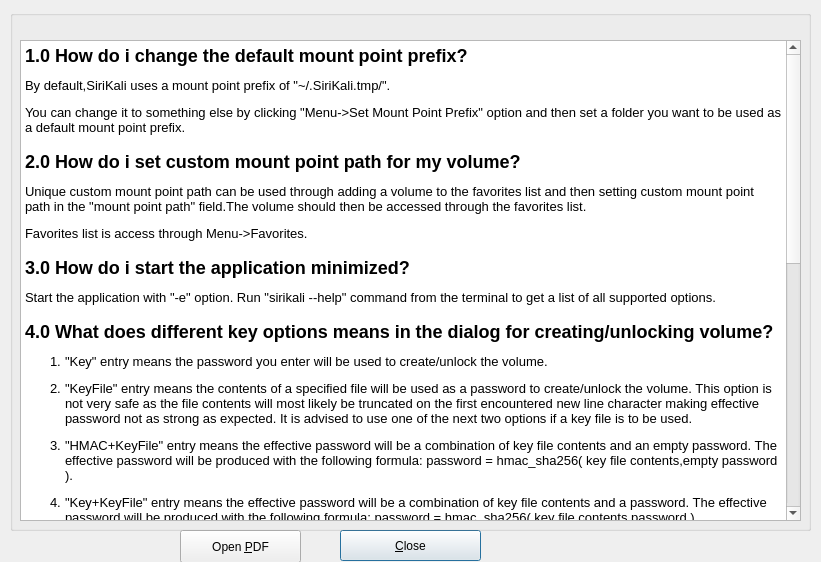
This is src/help.ui in mhogomchungu/sirikali as Qt 5 draws it before an edit. The edited form follows.
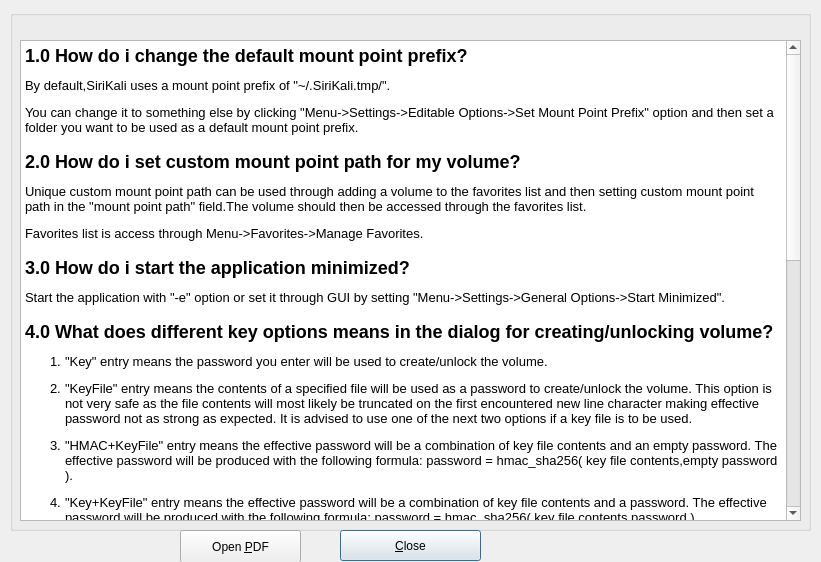
This is the edited form.

Commit message: Enable FAQ menu

```diff
--- a/src/help.ui
+++ b/src/help.ui
@@ -57,12 +57,12 @@
 &lt;/style&gt;&lt;/head&gt;&lt;body style=&quot; font-family:'Noto Sans'; font-size:10pt; font-weight:400; font-style:normal;&quot;&gt;
 &lt;p style=&quot; margin-top:16px; margin-bottom:12px; margin-left:0px; margin-right:0px; -qt-block-indent:0; text-indent:0px;&quot;&gt;&lt;span style=&quot; font-size:x-large; font-weight:600;&quot;&gt;1.0 How do i change the default mount point prefix?&lt;/span&gt;&lt;/p&gt;
 &lt;p style=&quot; margin-top:12px; margin-bottom:12px; margin-left:0px; margin-right:0px; -qt-block-indent:0; text-indent:0px;&quot;&gt;By default,SiriKali uses a mount point prefix of &amp;quot;~/.SiriKali.tmp/&amp;quot;.&lt;/p&gt;
-&lt;p style=&quot; margin-top:12px; margin-bottom:12px; margin-left:0px; margin-right:0px; -qt-block-indent:0; text-indent:0px;&quot;&gt;You can change it to something else by clicking &amp;quot;Menu-&amp;gt;Set Mount Point Prefix&amp;quot; option and then set a folder you want to be used as a default mount point prefix.&lt;/p&gt;
+&lt;p style=&quot; margin-top:12px; margin-bottom:12px; margin-left:0px; margin-right:0px; -qt-block-indent:0; text-indent:0px;&quot;&gt;You can change it to something else by clicking &amp;quot;Menu-&amp;gt;Settings-&amp;gt;Editable Options-&amp;gt;Set Mount Point Prefix&amp;quot; option and then set a folder you want to be used as a default mount point prefix.&lt;/p&gt;
 &lt;p style=&quot; margin-top:16px; margin-bottom:12px; margin-left:0px; margin-right:0px; -qt-block-indent:0; text-indent:0px;&quot;&gt;&lt;a name=&quot;user-content-20-how-do-i-set-custom-mount-point-path-for-my-volume&quot;&gt;&lt;/a&gt;&lt;span style=&quot; font-size:x-large; font-weight:600;&quot;&gt;2&lt;/span&gt;&lt;span style=&quot; font-size:x-large; font-weight:600;&quot;&gt;.0 How do i set custom mount point path for my volume?&lt;/span&gt;&lt;/p&gt;
 &lt;p style=&quot; margin-top:12px; margin-bottom:12px; margin-left:0px; margin-right:0px; -qt-block-indent:0; text-indent:0px;&quot;&gt;Unique custom mount point path can be used through adding a volume to the favorites list and then setting custom mount point path in the &amp;quot;mount point path&amp;quot; field.The volume should then be accessed through the favorites list.&lt;/p&gt;
-&lt;p style=&quot; margin-top:12px; margin-bottom:12px; margin-left:0px; margin-right:0px; -qt-block-indent:0; text-indent:0px;&quot;&gt;Favorites list is access through Menu-&amp;gt;Favorites.&lt;/p&gt;
+&lt;p style=&quot; margin-top:12px; margin-bottom:12px; margin-left:0px; margin-right:0px; -qt-block-indent:0; text-indent:0px;&quot;&gt;Favorites list is access through Menu-&amp;gt;Favorites-&amp;gt;Manage Favorites.&lt;/p&gt;
 &lt;p style=&quot; margin-top:16px; margin-bottom:12px; margin-left:0px; margin-right:0px; -qt-block-indent:0; text-indent:0px;&quot;&gt;&lt;a name=&quot;user-content-30-how-do-i-start-the-application-minimized&quot;&gt;&lt;/a&gt;&lt;span style=&quot; font-size:x-large; font-weight:600;&quot;&gt;3&lt;/span&gt;&lt;span style=&quot; font-size:x-large; font-weight:600;&quot;&gt;.0 How do i start the application minimized?&lt;/span&gt;&lt;/p&gt;
-&lt;p style=&quot; margin-top:12px; margin-bottom:12px; margin-left:0px; margin-right:0px; -qt-block-indent:0; text-indent:0px;&quot;&gt;Start the application with &amp;quot;-e&amp;quot; option. Run &amp;quot;sirikali --help&amp;quot; command from the terminal to get a list of all supported options.&lt;/p&gt;
+&lt;p style=&quot; margin-top:12px; margin-bottom:12px; margin-left:0px; margin-right:0px; -qt-block-indent:0; text-indent:0px;&quot;&gt;Start the application with &amp;quot;-e&amp;quot; option or set it through GUI by setting &amp;quot;Menu-&amp;gt;Settings-&amp;gt;General Options-&amp;gt;Start Minimized&amp;quot;.&lt;/p&gt;
 &lt;p style=&quot; margin-top:16px; margin-bottom:12px; margin-left:0px; margin-right:0px; -qt-block-indent:0; text-indent:0px;&quot;&gt;&lt;a name=&quot;user-content-40-what-does-different-key-options-means-in-the-dialog-for-creatingunlocking-volume&quot;&gt;&lt;/a&gt;&lt;span style=&quot; font-size:x-large; font-weight:600;&quot;&gt;4&lt;/span&gt;&lt;span style=&quot; font-size:x-large; font-weight:600;&quot;&gt;.0 What does different key options means in the dialog for creating/unlocking volume?&lt;/span&gt;&lt;/p&gt;
 &lt;ol style=&quot;margin-top: 0px; margin-bottom: 0px; margin-left: 0px; margin-right: 0px; -qt-list-indent: 1;&quot;&gt;&lt;li style=&quot; margin-top:12px; margin-bottom:12px; margin-left:0px; margin-right:0px; -qt-block-indent:0; text-indent:0px;&quot;&gt;&amp;quot;Key&amp;quot; entry means the password you enter will be used to create/unlock the volume.&lt;/li&gt;
 &lt;li style=&quot; margin-top:12px; margin-bottom:12px; margin-left:0px; margin-right:0px; -qt-block-indent:0; text-indent:0px;&quot;&gt;&amp;quot;KeyFile&amp;quot; entry means the contents of a specified file will be used as a password to create/unlock the volume. This option is not very safe as the file contents will most likely be truncated on the first encountered new line character making effective password not as strong as expected. It is advised to use one of the next two options if a key file is to be used.&lt;/li&gt;
@@ -72,15 +72,15 @@
 &lt;li style=&quot; margin-top:12px; margin-bottom:12px; margin-left:0px; margin-right:0px; -qt-block-indent:0; text-indent:0px;&quot;&gt;&amp;quot;KDE Wallet&amp;quot; entry means the effective password will be retrieved from LXQt secure storage system through KDE's KWallet backend. Section 8.0 has information on how to add passwords to this backend.&lt;/li&gt;
 &lt;li style=&quot; margin-top:12px; margin-bottom:12px; margin-left:0px; margin-right:0px; -qt-block-indent:0; text-indent:0px;&quot;&gt;&amp;quot;GNOME Wallet&amp;quot; entry means the effective password will be retrieved from LXQt secure storage system through libsecret backend. Section 8.0 has information on how to add passwords to this backend.&lt;/li&gt;
 &lt;li style=&quot; margin-top:12px; margin-bottom:12px; margin-left:0px; margin-right:0px; -qt-block-indent:0; text-indent:0px;&quot;&gt;&amp;quot;OSX keychain&amp;quot; entry means the effective password will be retrieved from LXQt secure storage system through OSX keychain backend. Section 8.0 has information on how to add passwords to this backend.&lt;/li&gt;&lt;/ol&gt;
-&lt;p style=&quot; margin-top:16px; margin-bottom:12px; margin-left:0px; margin-right:0px; -qt-block-indent:0; text-indent:0px;&quot;&gt;&lt;a name=&quot;user-content-50-what-directories-does-sirikali-check-for-its-backend-executables&quot;&gt;&lt;/a&gt;&lt;span style=&quot; font-size:x-large; font-weight:600;&quot;&gt;5&lt;/span&gt;&lt;span style=&quot; font-size:x-large; font-weight:600;&quot;&gt;.0 what directories does SiriKali check for its backend executables?&lt;/span&gt;&lt;/p&gt;
-&lt;p style=&quot; margin-top:12px; margin-bottom:12px; margin-left:0px; margin-right:0px; -qt-block-indent:0; text-indent:0px;&quot;&gt;Backend executables are searched in the following directories with the first entry searched first and the last entry searched last: &amp;quot;/usr/local/bin/&amp;quot;,&amp;quot;/usr/local/sbin/&amp;quot;,&amp;quot;/usr/bin/&amp;quot;,&amp;quot;/usr/sbin/&amp;quot;,&amp;quot;/bin/&amp;quot;,&amp;quot;/sbin/&amp;quot;, &amp;quot;/opt/local/bin&amp;quot;,&amp;quot;/opt/local/sbin&amp;quot;,&amp;quot;/opt/bin&amp;quot;,&amp;quot;/opt/sbin&amp;quot;,&amp;quot;/bin&amp;quot;,&amp;quot;/.bin&amp;quot;.&lt;/p&gt;
-&lt;p style=&quot; margin-top:16px; margin-bottom:12px; margin-left:0px; margin-right:0px; -qt-block-indent:0; text-indent:0px;&quot;&gt;&lt;a name=&quot;user-content-60-how-do-i-unlock-a-volume-through-a-favorite-entry-without-invoking-a-wallet&quot;&gt;&lt;/a&gt;&lt;span style=&quot; font-size:x-large; font-weight:600;&quot;&gt;6&lt;/span&gt;&lt;span style=&quot; font-size:x-large; font-weight:600;&quot;&gt;.0 How do i unlock a volume through a favorite entry without invoking a wallet?&lt;/span&gt;&lt;/p&gt;
-&lt;p style=&quot; margin-top:12px; margin-bottom:12px; margin-left:0px; margin-right:0px; -qt-block-indent:0; text-indent:0px;&quot;&gt;Disable the feature by setting an option through &amp;quot;menu-&amp;gt;automount favorites-&amp;gt;automount key source-&amp;gt;none&amp;quot;&lt;/p&gt;
-&lt;p style=&quot; margin-top:16px; margin-bottom:12px; margin-left:0px; margin-right:0px; -qt-block-indent:0; text-indent:0px;&quot;&gt;&lt;a name=&quot;user-content-70-how-do-i-unlock-a-volume-through-a-favorite-entry-using-a-key-in-a-wallet-and-without-showing-mount-dialog-prompt&quot;&gt;&lt;/a&gt;&lt;span style=&quot; font-size:x-large; font-weight:600;&quot;&gt;7&lt;/span&gt;&lt;span style=&quot; font-size:x-large; font-weight:600;&quot;&gt;.0 How do i unlock a volume through a favorite entry using a key in a wallet and without showing mount dialog prompt?&lt;/span&gt;&lt;/p&gt;
-&lt;ol style=&quot;margin-top: 0px; margin-bottom: 0px; margin-left: 0px; margin-right: 0px; -qt-list-indent: 1;&quot;&gt;&lt;li style=&quot; margin-top:12px; margin-bottom:12px; margin-left:0px; margin-right:0px; -qt-block-indent:0; text-indent:0px;&quot;&gt;Set your preferred password storage system through &amp;quot;menu-&amp;gt;automount favorites-&amp;gt;automount key source&amp;quot;.&lt;/li&gt;
-&lt;li style=&quot; margin-top:12px; margin-bottom:12px; margin-left:0px; margin-right:0px; -qt-block-indent:0; text-indent:0px;&quot;&gt;Unset &amp;quot;menu-&amp;gt;automount favorites-&amp;gt;show mount dialog when auto mounting&amp;quot;.&lt;/li&gt;&lt;/ol&gt;
+&lt;p style=&quot; margin-top:16px; margin-bottom:12px; margin-left:0px; margin-right:0px; -qt-block-indent:0; text-indent:0px;&quot;&gt;&lt;a name=&quot;user-content-50-what-directories-does-sirikali-check-for-its-backend-executables&quot;&gt;&lt;/a&gt;&lt;span style=&quot; font-size:x-large; font-weight:600;&quot;&gt;5&lt;/span&gt;&lt;span style=&quot; font-size:x-large; font-weight:600;&quot;&gt;.0 What directories does SiriKali check for its backend executables?&lt;/span&gt;&lt;/p&gt;
+&lt;p style=&quot; margin-top:12px; margin-bottom:12px; margin-left:0px; margin-right:0px; -qt-block-indent:0; text-indent:0px;&quot;&gt;Backend executables are searched in the following directories with the first entry searched first and the last entry searched last: &amp;quot;/usr/local/bin/&amp;quot;,&amp;quot;/usr/local/sbin/&amp;quot;,&amp;quot;/usr/bin/&amp;quot;,&amp;quot;/usr/sbin/&amp;quot;,&amp;quot;/bin/&amp;quot;,&amp;quot;/sbin/&amp;quot;, &amp;quot;/opt/local/bin&amp;quot;,&amp;quot;/opt/local/sbin&amp;quot;,&amp;quot;/opt/bin&amp;quot;,&amp;quot;/opt/sbin&amp;quot;,&amp;quot;~/bin&amp;quot;,&amp;quot;~/.bin&amp;quot;.&lt;/p&gt;
+&lt;p style=&quot; margin-top:16px; margin-bottom:12px; margin-left:0px; margin-right:0px; -qt-block-indent:0; text-indent:0px;&quot;&gt;&lt;a name=&quot;user-content-60-how-do-i-unlock-a-volume-through-a-favorite-entry-without-invoking-a-wallet&quot;&gt;&lt;/a&gt;&lt;span style=&quot; font-size:x-large; font-weight:600;&quot;&gt;6&lt;/span&gt;&lt;span style=&quot; font-size:x-large; font-weight:600;&quot;&gt;.0 How do i unlock a volume through a favorite feature without invoking a wallet?&lt;/span&gt;&lt;/p&gt;
+&lt;p style=&quot; margin-top:12px; margin-bottom:12px; margin-left:0px; margin-right:0px; -qt-block-indent:0; text-indent:0px;&quot;&gt;Disable the feature by setting an option through &amp;quot;Menu-&amp;gt;Settings-&amp;gt;Manage Keys In Wallets-&amp;gt;none&amp;quot;&lt;/p&gt;
+&lt;p style=&quot; margin-top:16px; margin-bottom:12px; margin-left:0px; margin-right:0px; -qt-block-indent:0; text-indent:0px;&quot;&gt;&lt;a name=&quot;user-content-70-how-do-i-unlock-a-volume-through-a-favorite-entry-using-a-key-in-a-wallet-and-without-showing-mount-dialog-prompt&quot;&gt;&lt;/a&gt;&lt;span style=&quot; font-size:x-large; font-weight:600;&quot;&gt;7&lt;/span&gt;&lt;span style=&quot; font-size:x-large; font-weight:600;&quot;&gt;.0 How do i unlock a volume through a favorite feature using a key in a wallet and without showing mount dialog prompt?&lt;/span&gt;&lt;/p&gt;
+&lt;ol style=&quot;margin-top: 0px; margin-bottom: 0px; margin-left: 0px; margin-right: 0px; -qt-list-indent: 1;&quot;&gt;&lt;li style=&quot; margin-top:12px; margin-bottom:12px; margin-left:0px; margin-right:0px; -qt-block-indent:0; text-indent:0px;&quot;&gt;Set your preferred password storage system at &amp;quot;Menu-&amp;gt;Settings-&amp;gt;Manage Keys In Wallets&amp;quot;.&lt;/li&gt;
+&lt;li style=&quot; margin-top:12px; margin-bottom:12px; margin-left:0px; margin-right:0px; -qt-block-indent:0; text-indent:0px;&quot;&gt;Unset &amp;quot;Menu-&amp;gt;Settings-&amp;gt;Auto Mount-&amp;gt;Show Mount Dialog When Auto Mounting&amp;quot;.&lt;/li&gt;&lt;/ol&gt;
 &lt;p style=&quot; margin-top:16px; margin-bottom:12px; margin-left:0px; margin-right:0px; -qt-block-indent:0; text-indent:0px;&quot;&gt;&lt;a name=&quot;user-content-80-how-do-i-add-a-key-to-a-secured-storage-system&quot;&gt;&lt;/a&gt;&lt;span style=&quot; font-size:x-large; font-weight:600;&quot;&gt;8&lt;/span&gt;&lt;span style=&quot; font-size:x-large; font-weight:600;&quot;&gt;.0 How do i add a key to a secured storage system?&lt;/span&gt;&lt;/p&gt;
-&lt;ol style=&quot;margin-top: 0px; margin-bottom: 0px; margin-left: 0px; margin-right: 0px; -qt-list-indent: 1;&quot;&gt;&lt;li style=&quot; margin-top:12px; margin-bottom:0px; margin-left:0px; margin-right:0px; -qt-block-indent:0; text-indent:0px;&quot;&gt;Click &amp;quot;menu-&amp;gt;key storage&amp;quot; then select your preferred key storage system.&lt;/li&gt;
+&lt;ol style=&quot;margin-top: 0px; margin-bottom: 0px; margin-left: 0px; margin-right: 0px; -qt-list-indent: 1;&quot;&gt;&lt;li style=&quot; margin-top:12px; margin-bottom:0px; margin-left:0px; margin-right:0px; -qt-block-indent:0; text-indent:0px;&quot;&gt;Click &amp;quot;Menu-&amp;gt;Settings-&amp;gt;Manage Keys In Wallets-&amp;gt;Key Storage&amp;quot; and then select your preferred key storage system.&lt;/li&gt;
 &lt;li style=&quot; margin-top:0px; margin-bottom:0px; margin-left:0px; margin-right:0px; -qt-block-indent:0; text-indent:0px;&quot;&gt;On the dialog window that shows up,click &amp;quot;Add&amp;quot;.&lt;/li&gt;
 &lt;li style=&quot; margin-top:0px; margin-bottom:12px; margin-left:0px; margin-right:0px; -qt-block-indent:0; text-indent:0px;&quot;&gt;On the dialog window that shows up,add your password in the appropriate fields. &amp;quot;Volume ID&amp;quot; is the full path to the encrypted volume folder. Click the button to the right of the field to invoke file dialog window where you will get the opportunity to browse to where the folder is to select it.&lt;/li&gt;&lt;/ol&gt;&lt;/body&gt;&lt;/html&gt;</string>
     </property>
```
The commit also changes 1 other file.
